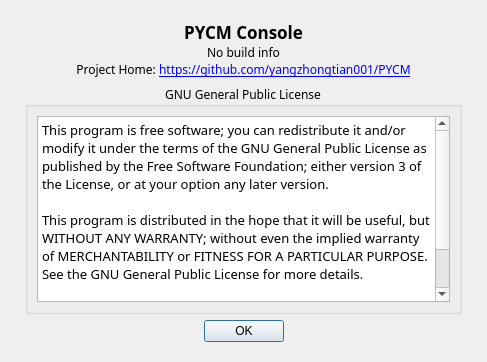
First picture: the form in Console/UI/AboutUI.ui, repository yang-zhongtian/PYCM, before the edit.
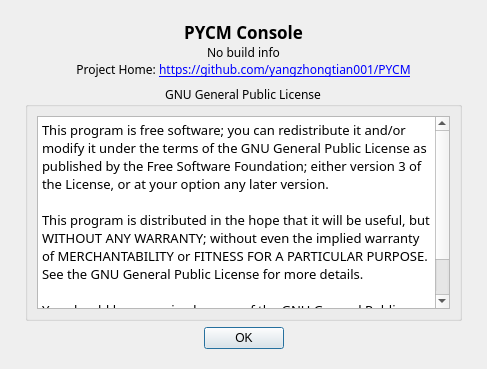
Second picture: the form after the edit. Icons and pictures are not drawn.

What changed in the file:
```diff
--- a/Console/UI/AboutUI.ui
+++ b/Console/UI/AboutUI.ui
@@ -7,7 +7,7 @@
     <x>0</x>
     <y>0</y>
     <width>487</width>
-    <height>362</height>
+    <height>369</height>
    </rect>
   </property>
   <property name="sizePolicy">
```
Left out of the diff: 6 changed lines with no effect on the pictures.
